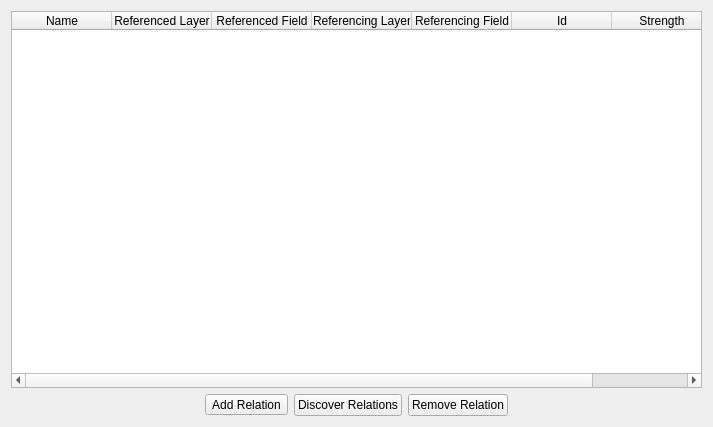
Old version of the form src/ui/qgsrelationmanagerdialogbase.ui in the repository suricactus/QGIS.
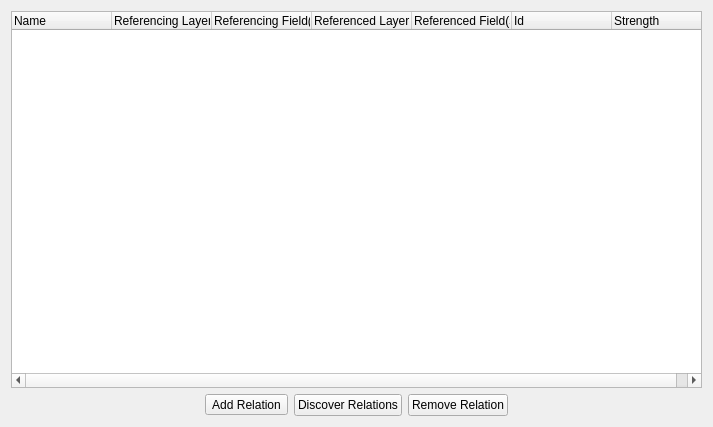
New version of the form. Icons and pictures are not drawn.

```diff
--- a/src/ui/qgsrelationmanagerdialogbase.ui
+++ b/src/ui/qgsrelationmanagerdialogbase.ui
@@ -15,54 +15,33 @@
   </property>
   <layout class="QVBoxLayout" name="verticalLayout">
    <item>
-    <widget class="QTableWidget" name="mRelationsTable">
+    <widget class="QTreeWidget" name="mRelationsTree">
      <property name="selectionBehavior">
       <enum>QAbstractItemView::SelectRows</enum>
      </property>
-     <property name="sortingEnabled">
-      <bool>true</bool>
-     </property>
-     <attribute name="horizontalHeaderStretchLastSection">
-      <bool>true</bool>
-     </attribute>
-     <attribute name="verticalHeaderShowSortIndicator" stdset="0">
-      <bool>true</bool>
-     </attribute>
      <column>
       <property name="text">
        <string>Name</string>
       </property>
      </column>
-     <column>
-      <property name="text">
-       <string>Referenced Layer</string>
-      </property>
-      <property name="toolTip">
-       <string>Referenced Layer (Parent)</string>
-      </property>
-     </column>
-     <column>
-      <property name="text">
-       <string>Referenced Field</string>
-      </property>
-      <property name="toolTip">
-       <string>Referenced Field</string>
-      </property>
-     </column>
      <column>
       <property name="text">
        <string>Referencing Layer</string>
       </property>
-      <property name="toolTip">
-       <string>Referencing Layer (Child)</string>
+     </column>
+     <column>
+      <property name="text">
+       <string>Referencing Field(s)</string>
       </property>
      </column>
      <column>
       <property name="text">
-       <string>Referencing Field</string>
+       <string>Referenced Layer</string>
       </property>
-      <property name="toolTip">
-       <string>Referencing Field</string>
+     </column>
+     <column>
+      <property name="text">
+       <string>Referenced Field(s)</string>
       </property>
      </column>
      <column>
```
Left out of the diff: 6 changed lines with no effect on the pictures.
